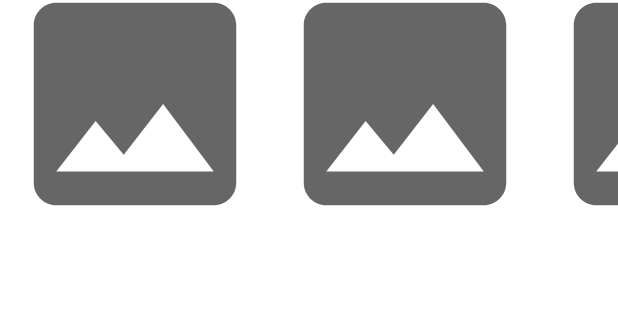
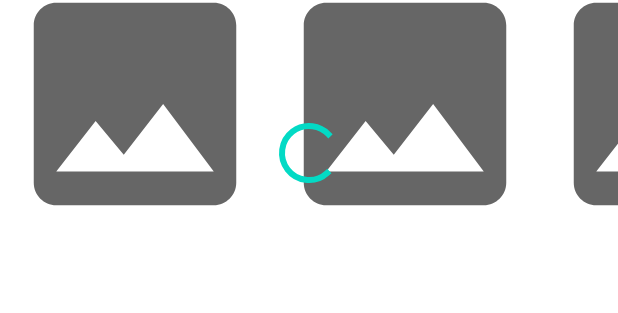
Before and after one commit to AndrieJoni/MovieApps, an Android app: the layout layout_home_now_playing_movies.xml on its own in the app's theme, with its tools: preview values and no code run, on a phone screen of 412 x 824 dp. Shown: the part 182-495 px from the top of the screen. Run offline under Robolectric (Android 15) with nearby library versions, the phone set to English and light mode, and no system bars.

Commit message:
Update UI

```diff
--- a/app/src/main/java/stickearn/movie/stickearnmovieapps/view/movieHome/popular/PopularMoviesDataSource.kt
+++ b/app/src/main/java/stickearn/movie/stickearnmovieapps/view/movieHome/popular/PopularMoviesDataSource.kt
@@ -35,7 +35,6 @@ class PopularMoviesDataSource(
                     } else {
                         callback.onResult(response.listOfMovies, null, 2)
                     }
-
                 }
 
             } catch (e: Exception) {
--- a/app/src/main/res/layout/layout_home_now_playing_movies.xml
+++ b/app/src/main/res/layout/layout_home_now_playing_movies.xml
@@ -30,4 +30,26 @@
         app:layout_constraintTop_toBottomOf="@+id/textView"
         tools:listitem="@layout/adapter_movies" />
 
+    <ProgressBar
+        android:id="@+id/pbNowPlayingMovies"
+        android:layout_width="wrap_content"
+        android:layout_height="wrap_content"
+        android:layout_margin="32dp"
+        app:layout_constraintBottom_toBottomOf="parent"
+        app:layout_constraintEnd_toEndOf="parent"
+        app:layout_constraintStart_toStartOf="parent"
+        app:layout_constraintTop_toBottomOf="@+id/textView" />
+
+    <Button
+        android:id="@+id/btnRefreshNowPlayingMovies"
+        android:layout_width="wrap_content"
+        android:layout_height="wrap_content"
+        android:layout_margin="32dp"
+        android:text="@string/retry"
+        android:visibility="gone"
+        app:layout_constraintBottom_toBottomOf="parent"
+        app:layout_constraintEnd_toEndOf="parent"
+        app:layout_constraintStart_toStartOf="parent"
+        app:layout_constraintTop_toBottomOf="@+id/textView" />
+
 </androidx.constraintlayout.widget.ConstraintLayout>
--- a/app/src/main/res/values/strings.xml
+++ b/app/src/main/res/values/strings.xml
@@ -12,4 +12,5 @@
     <string name="no_favorite_movies">You dont have favorite movie</string>
     <string name="marked_favorite_movies">You marked this movie as your favorite</string>
     <string name="unmarked_favorite_movies">You unmarked this movie as your favorite</string>
+    <string name="retry">retry</string>
 </resources>
```
Also changed, not shown: app/src/main/java/stickearn/movie/stickearnmovieapps/view/movieHome/HomeMovieActivity.kt (+73 -0 lines), app/src/main/java/stickearn/movie/stickearnmovieapps/view/movieHome/HomeMovieViewModel.kt (+15 -3 lines), app/src/main/res/layout/layout_home_popular_movies.xml (+23 -3 lines), app/src/main/res/layout/layout_home_top_rated_movies.xml (+22 -0 lines).
